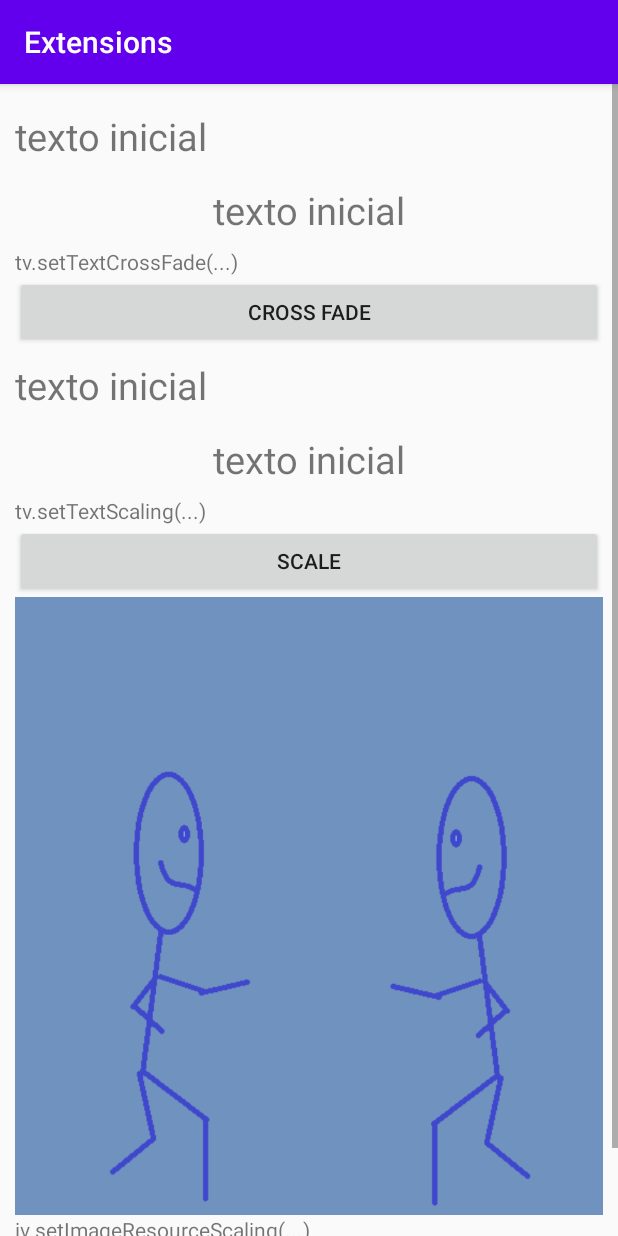
After one commit to elihimas/orchestra, an Android app: the ExtensionsExamplesActivity screen opened directly, with no data from a screen before it, on a phone screen of 412 x 824 dp. The commit adds this screen. Run offline under Robolectric (Android 15) with nearby library versions, the phone set to English and light mode, and no system bars.

Commit message:
Added some extension functions on views

```diff
--- a/app/src/main/AndroidManifest.xml
+++ b/app/src/main/AndroidManifest.xml
@@ -19,7 +19,7 @@
             </intent-filter>
         </activity>
         <activity
-            android:name=".ui.InterpolatorActivity"
+            android:name=".activities.InterpolatorActivity"
             android:label="@string/example_interpolator" />
         <activity
             android:name=".activities.MainActivity"
@@ -43,6 +43,9 @@
             android:name=".activities.FormExampleActivity"
             android:label="@string/form"
             android:theme="@style/AppTheme.NoActionBar" />
+        <activity
+            android:name=".ExtensionsExamplesActivity"
+            android:label="@string/example_extensions" />
     </application>
 
 </manifest>
--- /dev/null
+++ b/app/src/main/java/com/elihimas/orchestra/ExtensionsExamplesActivity.kt
@@ -0,0 +1,29 @@
+package com.elihimas.orchestra
+
+import androidx.appcompat.app.AppCompatActivity
+import android.os.Bundle
+import kotlinx.android.synthetic.main.activity_extensions_example.*
+
+class ExtensionsExamplesActivity : AppCompatActivity() {
+    override fun onCreate(savedInstanceState: Bundle?) {
+        super.onCreate(savedInstanceState)
+        setContentView(R.layout.activity_extensions_example)
+        init()
+    }
+
+    private fun init() {
+        btTextCrossFade.setOnClickListener {
+            tvCrossFade1.setTextFading("texto modificado")
+            tvCrossFade2.setTextFading("texto modificado")
+        }
+
+        btTextScale.setOnClickListener {
+            tvScale1.setTextScaling("texto modificado")
+            tvScale2.setTextScaling("texto modificado")
+        }
+
+        btImageScale.setOnClickListener {
+            ivScale.setImageResourceScaling(R.drawable.butterfly)
+        }
+    }
+}
--- a/app/src/main/java/com/elihimas/orchestra/SetupContext.kt
+++ b/app/src/main/java/com/elihimas/orchestra/SetupContext.kt
@@ -36,6 +36,7 @@ class SetupReference(private vararg val views: View) {
     fun invisible() = add(InvisibleAction())
 
     fun bounce() = add(BounceAction())
+    //TODO move this to extensions
     fun bounce(config: BounceAction.() -> Unit): SetupReference {
         with(BounceAction()) {
             add(this)
--- a/app/src/main/java/com/elihimas/orchestra/ui/InterpolatorActivity.kt
+++ b/app/src/main/java/com/elihimas/orchestra/activities/InterpolatorActivity.kt
@@ -1,4 +1,4 @@
-package com.elihimas.orchestra.ui
+package com.elihimas.orchestra.activities
 
 import android.os.Bundle
 import android.view.View
--- a/app/src/main/java/com/elihimas/orchestra/model/Examples.kt
+++ b/app/src/main/java/com/elihimas/orchestra/model/Examples.kt
@@ -1,6 +1,7 @@
 package com.elihimas.orchestra.model
 
 enum class Examples {
+    Extensions,
     Interpolator,
     AnimateImage,
     Bouncing,
--- a/app/src/main/java/com/elihimas/orchestra/model/ResourcesMapper.kt
+++ b/app/src/main/java/com/elihimas/orchestra/model/ResourcesMapper.kt
@@ -5,6 +5,7 @@ import com.elihimas.orchestra.R
 object ResourcesMapper {
 
     fun map(example: Examples) = when (example) {
+        Examples.Extensions -> R.string.example_extensions
         Examples.Interpolator -> R.string.example_interpolator
         Examples.AnimateImage -> R.string.animate_image
         Examples.Bouncing -> R.string.bouncing
--- a/app/src/main/java/com/elihimas/orchestra/usecases/ExampleStarter.kt
+++ b/app/src/main/java/com/elihimas/orchestra/usecases/ExampleStarter.kt
@@ -2,15 +2,17 @@ package com.elihimas.orchestra.usecases
 
 import android.content.Context
 import android.content.Intent
+import com.elihimas.orchestra.ExtensionsExamplesActivity
 import com.elihimas.orchestra.activities.*
 import com.elihimas.orchestra.model.Examples
-import com.elihimas.orchestra.ui.InterpolatorActivity
+import com.elihimas.orchestra.activities.InterpolatorActivity
 import com.elihimas.orchestra.ui.animateimage.AnimateImageActivity
 
 class ExampleStarter(private val context: Context) {
 
     fun execute(example: Examples) {
         val nextClass = when (example) {
+            Examples.Extensions -> ExtensionsExamplesActivity::class.java
             Examples.Interpolator -> InterpolatorActivity::class.java
             Examples.AnimateImage -> AnimateImageActivity::class.java
             Examples.Bouncing -> BouncingButtonExampleActivity::class.java
--- /dev/null
+++ b/app/src/main/res/layout/activity_extensions_example.xml
@@ -0,0 +1,90 @@
+<?xml version="1.0" encoding="utf-8"?>
+<ScrollView xmlns:android="http://schemas.android.com/apk/res/android"
+    xmlns:tools="http://schemas.android.com/tools"
+    android:layout_width="match_parent"
+    android:layout_height="match_parent">
+
+    <LinearLayout
+        android:layout_width="match_parent"
+        android:layout_height="match_parent"
+        android:orientation="vertical"
+        android:padding="10dp"
+        tools:context=".activities.BouncingButtonExampleActivity">
+
+        <TextView
+            android:id="@+id/tvCrossFade1"
+            android:layout_width="match_parent"
+            android:layout_height="wrap_content"
+            android:paddingVertical="7dp"
+            android:text="texto inicial"
+            android:textSize="25sp" />
+
+        <TextView
+            android:id="@+id/tvCrossFade2"
+            android:layout_width="wrap_content"
+            android:layout_height="wrap_content"
+            android:layout_gravity="center"
+            android:paddingVertical="7dp"
+            android:text="texto inicial"
+            android:textSize="25sp" />
+
+        <TextView
+            android:layout_width="wrap_content"
+            android:layout_height="wrap_content"
+            android:text="tv.setTextCrossFade(...)" />
+
+        <Button
+            android:id="@+id/btTextCrossFade"
+            android:layout_width="match_parent"
+            android:layout_height="wrap_content"
+            android:text="cross fade" />
+
+        <TextView
+            android:id="@+id/tvScale1"
+            android:layout_width="wrap_content"
+            android:layout_height="wrap_content"
+            android:paddingVertical="7dp"
+            android:text="texto inicial"
+            android:textSize="25sp" />
+
+
+        <TextView
+            android:id="@+id/tvScale2"
+            android:layout_width="wrap_content"
+            android:layout_height="wrap_content"
+            android:layout_gravity="center"
+            android:paddingVertical="7dp"
+            android:text="texto inicial"
+            android:textSize="25sp" />
+
+        <TextView
+            android:layout_width="wrap_content"
+            android:layout_height="wrap_content"
+            android:text="tv.setTextScaling(...)" />
+
+        <Button
+            android:id="@+id/btTextScale"
+            android:layout_width="match_parent"
+            android:layout_height="wrap_content"
+            android:text="scale" />
+
+        <ImageView
+            android:id="@+id/ivScale"
+            android:layout_width="match_parent"
+            android:layout_height="wrap_content"
+            android:adjustViewBounds="true"
+            android:src="@drawable/two_stick_persons" />
+
+        <TextView
+            android:layout_width="wrap_content"
+            android:layout_height="wrap_content"
+            android:text="iv.setImageResourceScaling(...)" />
+
+        <Button
+            android:id="@+id/btImageScale"
+            android:layout_width="match_parent"
+            android:layout_height="wrap_content"
+            android:text="@string/scale" />
+    </LinearLayout>
+
+</ScrollView>
--- a/app/src/main/res/layout/activity_interpolator.xml
+++ b/app/src/main/res/layout/activity_interpolator.xml
@@ -5,7 +5,7 @@
     android:layout_height="match_parent"
     android:orientation="vertical"
     android:paddingLeft="15dp"
-    tools:context=".ui.InterpolatorActivity">
+    tools:context=".activities.InterpolatorActivity">
 
     <View
         android:id="@+id/square1"
--- a/app/src/main/res/values/strings.xml
+++ b/app/src/main/res/values/strings.xml
@@ -57,6 +57,7 @@
     <string name="add">Add</string>
     <string name="edit">Edit</string>
     <string name="example_interpolator">Interpolators</string>
+    <string name="example_extensions">Extensions</string>
     <!--    animate view-->
 
 
```
Also changed, not shown: app/src/main/java/com/elihimas/orchestra/ViewExtenssions.kt (added, +102 -0 lines), app/src/main/java/com/elihimas/orchestra/activities/SplashActivity.kt (+18 -18 lines).
